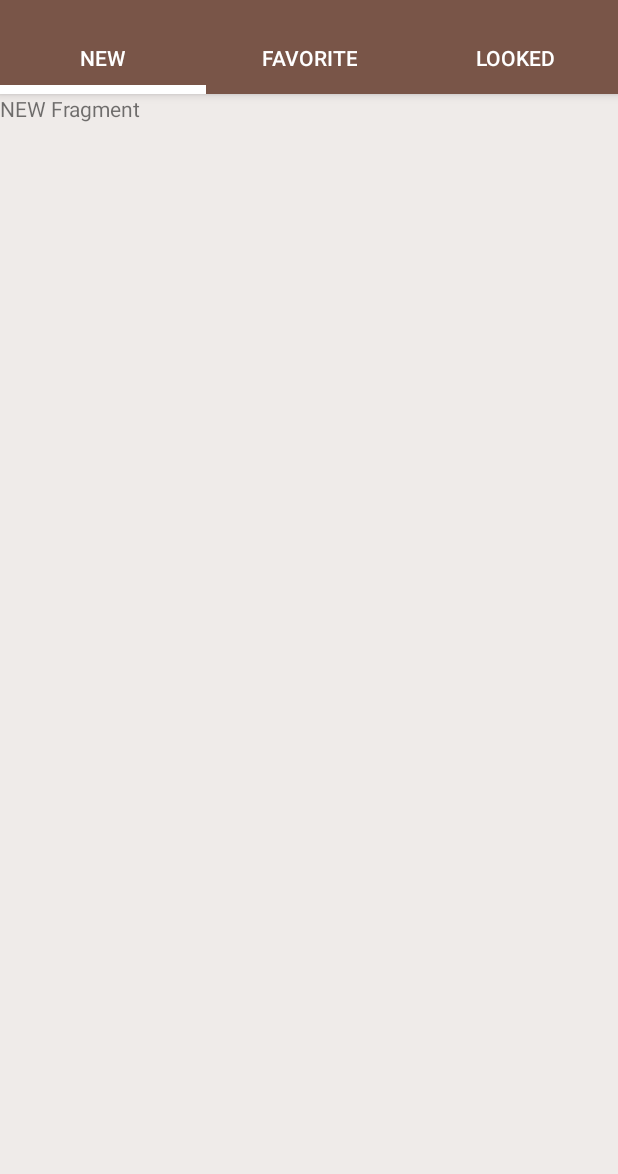
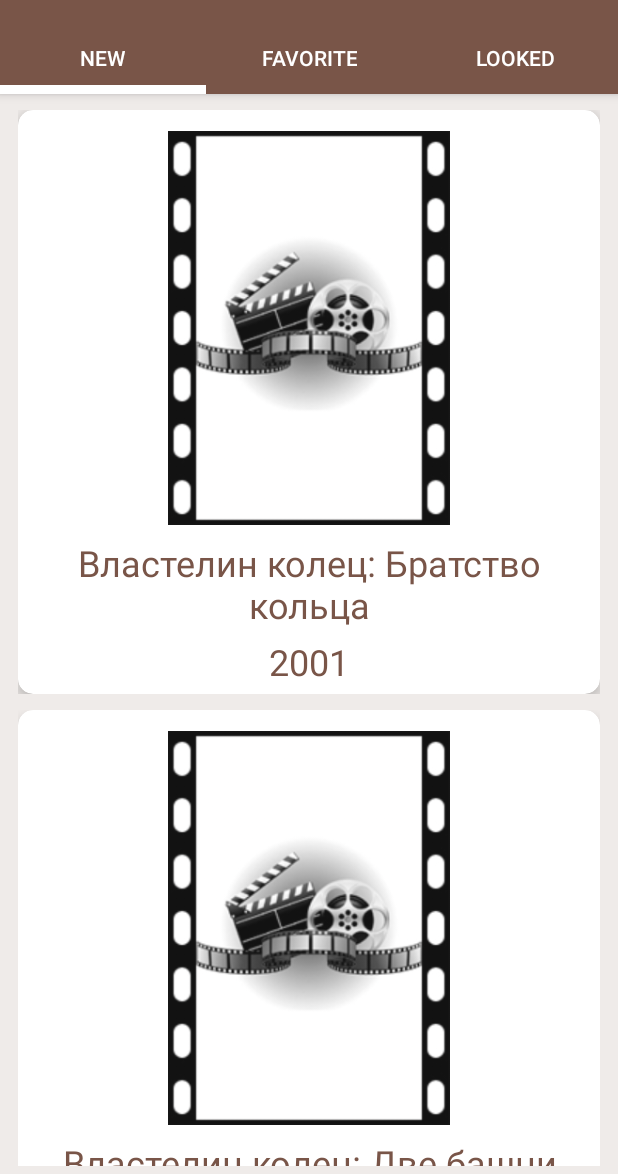
Before and after one commit to MarchenkoProjects/MovieAskerApplication, an Android app: the screen it shows after launch (MainActivity), on a phone screen of 412 x 824 dp, the part 62-1236 px from its top. Run offline under Robolectric (Android 15) with nearby library versions, the phone set to English and light mode, and no system bars.

Commit message:
Create RecycleView and CardView.

```diff
--- a/app/build.gradle
+++ b/app/build.gradle
@@ -23,5 +23,7 @@ dependencies {
     compile fileTree(dir: 'libs', include: ['*.jar'])
     compile 'com.android.support:appcompat-v7:23.2.0'
     compile 'com.android.support:design:23.2.0'
+    compile 'com.android.support:cardview-v7:23.2.0'
+    compile 'com.android.support:recyclerview-v7:23.2.0'
     compile 'de.hdodenhof:circleimageview:2.0.0'
 }
--- /dev/null
+++ b/app/src/main/java/mos/edu/client/movieasker/adapter/FilmListAdapter.java
@@ -0,0 +1,59 @@
+package mos.edu.client.movieasker.adapter;
+
+import android.support.v7.widget.CardView;
+import android.support.v7.widget.RecyclerView;
+import android.view.LayoutInflater;
+import android.view.View;
+import android.view.ViewGroup;
+import android.widget.TextView;
+
+import java.util.List;
+
+import mos.edu.client.movieasker.R;
+import mos.edu.client.movieasker.dto.Film;
+
+public class FilmListAdapter extends RecyclerView.Adapter<FilmListAdapter.FilmViewHolder> {
+    private static final int ITEM_LAYOUT = R.layout.film_item;
+
+    private List<Film> films;
+
+    public FilmListAdapter(List<Film> films) {
+        this.films = films;
+    }
+
+    @Override
+    public FilmViewHolder onCreateViewHolder(ViewGroup parent, int viewType) {
+        View view = LayoutInflater.from(parent.getContext()).inflate(ITEM_LAYOUT, parent, false);
+        return new FilmViewHolder(view);
+    }
+
+    @Override
+    public void onBindViewHolder(FilmViewHolder holder, int position) {
+        Film film = films.get(position);
+
+        holder.alternativeNameTextView.setText(film.getAlternativeName());
+        holder.yearTextView.setText(String.valueOf(film.getYear()));
+    }
+
+    @Override
+    public int getItemCount() {
+        return films.size();
+    }
+
+    public static class FilmViewHolder extends RecyclerView.ViewHolder {
+
+        CardView cardView;
+        TextView alternativeNameTextView;
+        TextView yearTextView;
+
+        public FilmViewHolder(View itemView) {
+            super(itemView);
+
+            cardView = (CardView) itemView.findViewById(R.id.card_view_item);
+            alternativeNameTextView = (TextView) itemView.findViewById(R.id.alternative_name_item);
+            yearTextView = (TextView) itemView.findViewById(R.id.year_item);
+        }
+
+    }
+
+}
--- /dev/null
+++ b/app/src/main/java/mos/edu/client/movieasker/dto/Film.java
@@ -0,0 +1,103 @@
+package mos.edu.client.movieasker.dto;
+
+public class Film {
+
+    private int idFilm;
+    private String posterUrl;
+    private String alternativeName;
+    private String originalName;
+    private int year;
+    private String description;
+    private byte duration;
+    private String slogan;
+    private long budget;
+    private long worldFees;
+
+    protected Film() {}
+
+    public Film(String alternativeName, int year) {
+        this.alternativeName = alternativeName;
+        this.year = year;
+    }
+
+    public int getIdFilm() {
+        return idFilm;
+    }
+
+    public void setIdFilm(int idFilm) {
+        this.idFilm = idFilm;
+    }
+
+    public String getPosterUrl() {
+        return posterUrl;
+    }
+
+    public void setPosterUrl(String posterUrl) {
+        this.posterUrl = posterUrl;
+    }
+
+    public String getAlternativeName() {
+        return alternativeName;
+    }
+
+    public void setAlternativeName(String alternativeName) {
+        this.alternativeName = alternativeName;
+    }
+
+    public String getOriginalName() {
+        return originalName;
+    }
+
+    public void setOriginalName(String originalName) {
+        this.originalName = originalName;
+    }
+
+    public int getYear() {
+        return year;
+    }
+
+    public void setYear(int year) {
+        this.year = year;
+    }
+
+    public String getDescription() {
+        return description;
+    }
+
+    public void setDescription(String description) {
+        this.description = description;
+    }
+
+    public byte getDuration() {
+        return duration;
+    }
+
+    public void setDuration(byte duration) {
+        this.duration = duration;
+    }
+
+    public String getSlogan() {
+        return slogan;
+    }
+
+    public void setSlogan(String slogan) {
+        this.slogan = slogan;
+    }
+
+    public long getBudget() {
+        return budget;
+    }
+
+    public void setBudget(long budget) {
+        this.budget = budget;
+    }
+
+    public long getWorldFees() {
+        return worldFees;
+    }
+
+    public void setWorldFees(long worldFees) {
+        this.worldFees = worldFees;
+    }
+
+}
--- a/app/src/main/java/mos/edu/client/movieasker/fragment/AbstractFragment.java
+++ b/app/src/main/java/mos/edu/client/movieasker/fragment/AbstractFragment.java
@@ -1,10 +1,12 @@
 package mos.edu.client.movieasker.fragment;
 
+import android.content.Context;
 import android.support.v4.app.Fragment;
 
 public abstract class AbstractFragment extends Fragment {
 
     private String title;
+    protected Context context;
 
     public String getTitle() {
         return title;
--- a/app/src/main/java/mos/edu/client/movieasker/fragment/NewFragment.java
+++ b/app/src/main/java/mos/edu/client/movieasker/fragment/NewFragment.java
@@ -3,19 +3,34 @@ package mos.edu.client.movieasker.fragment;
 import android.content.Context;
 import android.os.Bundle;
 import android.support.annotation.Nullable;
+import android.support.v7.widget.LinearLayoutManager;
+import android.support.v7.widget.RecyclerView;
 import android.view.LayoutInflater;
 import android.view.View;
 import android.view.ViewGroup;
 
+import java.util.ArrayList;
+import java.util.List;
+
 import mos.edu.client.movieasker.R;
+import mos.edu.client.movieasker.adapter.FilmListAdapter;
+import mos.edu.client.movieasker.dto.Film;
 
 public class NewFragment extends AbstractFragment {
     private static final int FRAGMENT_LAYOUT = R.layout.fragment_new;
 
-    private static NewFragment instance = new NewFragment();
+    private FilmListAdapter adapter;
+
+    private static NewFragment instance;
 
     public static NewFragment getInstance(Context context) {
-        instance.setTitle(context.getString(R.string.tab_new));
+        if (instance == null) {
+            Bundle bundle = new Bundle();
+            instance = new NewFragment();
+            instance.setArguments(bundle);
+            instance.context = context;
+            instance.setTitle(context.getString(R.string.tab_new));
+        }
         return instance;
     }
 
@@ -27,6 +42,26 @@ public class NewFragment extends AbstractFragment {
     @Nullable
     @Override
     public View onCreateView(LayoutInflater inflater, ViewGroup container, Bundle savedInstanceState) {
-        return inflater.inflate(FRAGMENT_LAYOUT, container, false);
+        View view = inflater.inflate(FRAGMENT_LAYOUT, container, false);
+
+        RecyclerView recyclerView = (RecyclerView) view.findViewById(R.id.recycler_view);
+        recyclerView.setLayoutManager(new LinearLayoutManager(context));
+
+        adapter = new FilmListAdapter(createMockFilmList());
+        recyclerView.setAdapter(adapter);
+
+        return view;
     }
+
+    private List<Film> createMockFilmList() {
+        List<Film> films = new ArrayList<>();
+        films.add(new Film("Властелин колец: Братство кольца", 2001));
+        films.add(new Film("Властелин колец: Две башни", 2002));
+        films.add(new Film("Властелин колец: Возвращение короля", 2003));
+        films.add(new Film("Гарри Поттер и Философский камень", 2002));
+        films.add(new Film("Гарри Поттер и Тайная комната", 2004));
+        films.add(new Film("Гарри Поттер и Узник Азкабана", 2005));
+        return films;
+    }
+
 }
--- /dev/null
+++ b/app/src/main/res/drawable/poster_rounded_corner.xml
@@ -0,0 +1,5 @@
+<?xml version="1.0" encoding="utf-8"?>
+<shape xmlns:android="http://schemas.android.com/apk/res/android"
+    android:shape="rectangle">
+    <corners android:radius="12dp" />
+</shape>
--- /dev/null
+++ b/app/src/main/res/layout/film_item.xml
@@ -0,0 +1,55 @@
+<?xml version="1.0" encoding="utf-8"?>
+<LinearLayout xmlns:android="http://schemas.android.com/apk/res/android"
+    xmlns:app="http://schemas.android.com/apk/res-auto"
+    android:orientation="vertical"
+    android:layout_width="match_parent"
+    android:layout_height="wrap_content"
+    android:layout_marginTop="5dp"
+    android:layout_marginBottom="5dp"
+    android:layout_marginLeft="12dp"
+    android:layout_marginRight="12dp">
+
+    <android.support.v7.widget.CardView
+        android:id="@+id/card_view_item"
+        android:layout_width="match_parent"
+        android:layout_height="match_parent"
+        app:cardCornerRadius="10dp"
+        app:cardElevation="5dp"
+        app:contentPadding="5dp">
+
+        <LinearLayout
+            android:orientation="vertical"
+            android:layout_width="match_parent"
+            android:layout_height="match_parent">
+
+            <ImageView
+                android:id="@+id/poster_url"
+                android:layout_width="200dp"
+                android:layout_height="280dp"
+                android:layout_gravity="center_horizontal"
+                android:padding="6dp"
+                android:background="@drawable/poster_rounded_corner"
+                android:src="@drawable/no_poster" />
+
+            <TextView
+                android:id="@+id/alternative_name_item"
+                android:layout_width="match_parent"
+                android:layout_height="wrap_content"
+                android:gravity="center_horizontal"
+                android:textSize="24sp"
+                android:textColor="@color/colorPrimary"
+                android:paddingBottom="5dp" />
+
+            <TextView
+                android:id="@+id/year_item"
+                android:layout_width="match_parent"
+                android:layout_height="wrap_content"
+                android:gravity="center_horizontal"
+                android:textSize="24sp"
+                android:textColor="@color/colorPrimary" />
+
+        </LinearLayout>
+
+    </android.support.v7.widget.CardView>
+
+</LinearLayout>
--- a/app/src/main/res/layout/fragment_new.xml
+++ b/app/src/main/res/layout/fragment_new.xml
@@ -2,11 +2,13 @@
 <LinearLayout xmlns:android="http://schemas.android.com/apk/res/android"
     android:orientation="vertical"
     android:layout_width="match_parent"
-    android:layout_height="match_parent">
+    android:layout_height="match_parent"
+    android:paddingTop="5dp"
+    android:paddingBottom="5dp">
 
-    <TextView
+    <android.support.v7.widget.RecyclerView
+        android:id="@+id/recycler_view"
         android:layout_width="match_parent"
-        android:layout_height="wrap_content"
-        android:text="NEW Fragment" />
+        android:layout_height="match_parent" />
 
 </LinearLayout>
```
Also changed, not shown: app/src/main/res/drawable/no_poster.png (added), 1 other file.
